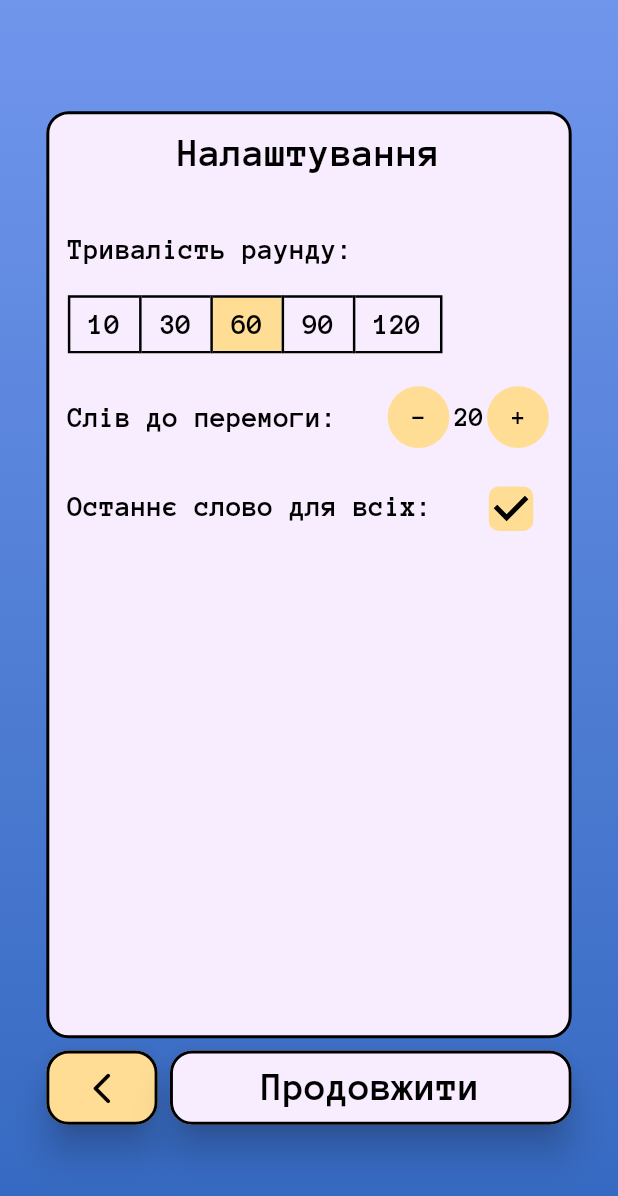
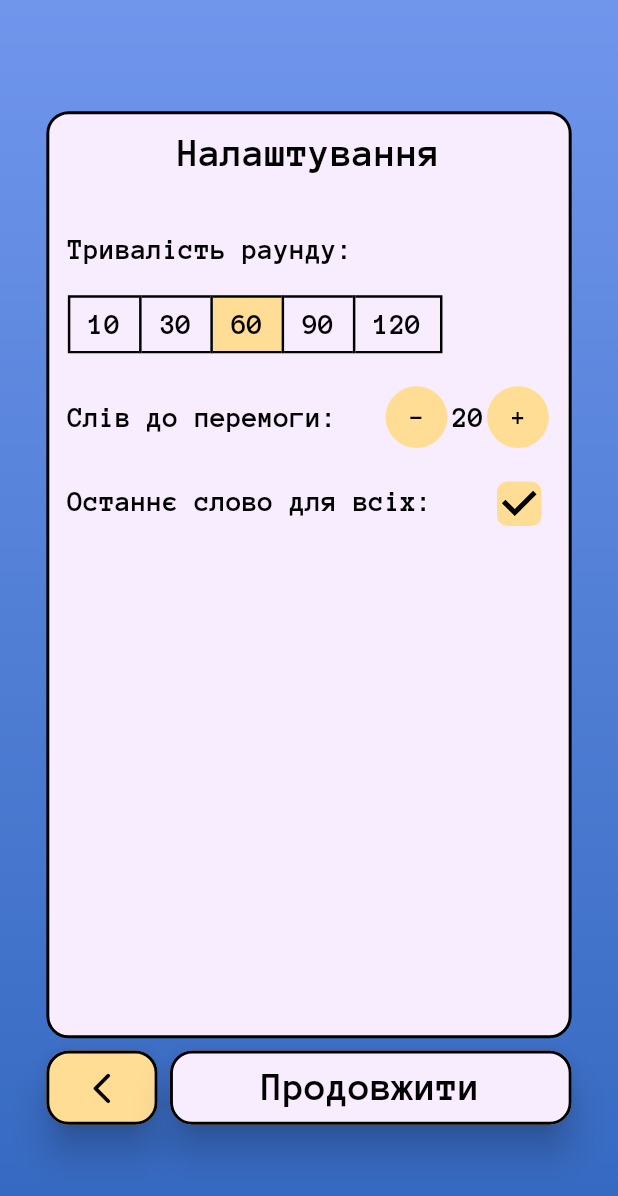
Before and after one commit to mishaqq/alias, a Flutter app: the SettingsPage screen opened by its route, on a phone screen of 412 x 824 dp. Shown: the top 1196 px of the screen. Run offline on Flutter 3.47's test engine with Material 2 defaults, Android fonts, the phone set to English and light mode, and no system bars; our stand-ins replace circular_countdown_timer, flutter_riverpod, flutter_screenutil, flutter_svg, shared_preferences; missing offline and left inert: dart:ffi, flutter_multi_select_items; accounts and stored records are empty.

Commit message:
some adaptivity changes

```diff
--- a/lib/screens/settings_page.dart
+++ b/lib/screens/settings_page.dart
@@ -226,7 +226,7 @@
                                       .textTheme
                                       .bodyMedium!
                                       .copyWith(
-                                        fontSize: h * 0.022,
+                                        fontSize: w * 0.047,
                                       ),
                                   onChanged: (value) {
                                     setState(() {
@@ -241,7 +241,7 @@
                           ),
                           Padding(
                             padding: EdgeInsets.only(
-                              top: h * 0.015,
+                              top: h * 0.025,
                             ),
                             child: Row(
                               mainAxisAlignment: MainAxisAlignment.spaceBetween,
@@ -257,7 +257,10 @@
                                 ),
                                 Padding(
                                   padding: EdgeInsets.only(
-                                      top: h * 0.004, right: w * 0.005),
+                                      top: h * 0.004, right: w * 0.02),
+                                  child: SizedBox(
+                                    width: w * 0.06,
+                                    height: w * 0.06,
                                     child: Transform.scale(
                                       scale: w * 0.004,
                                       child: Checkbox(
@@ -282,6 +285,7 @@
                                         checkColor: Colors.black,
                                         activeColor:
                                             Color.fromARGB(255, 255, 221, 149),
+                                      ),
                                     ),
                                   ),
                                 ),
```
Lines whose indentation alone changed are shown as unchanged.
